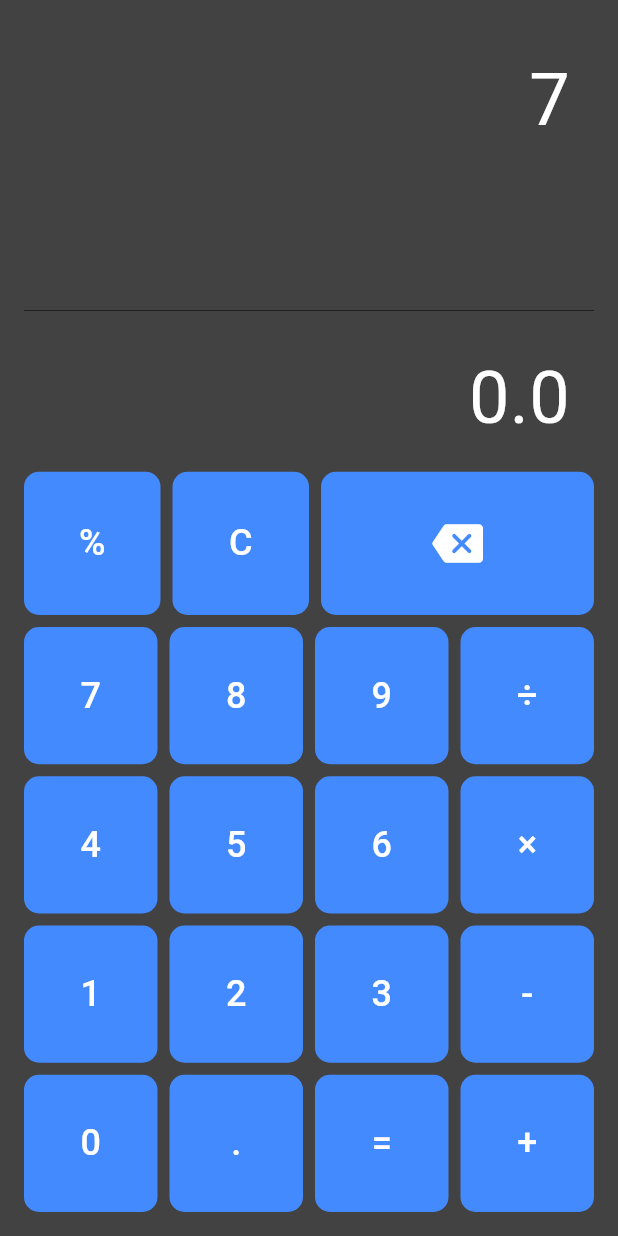
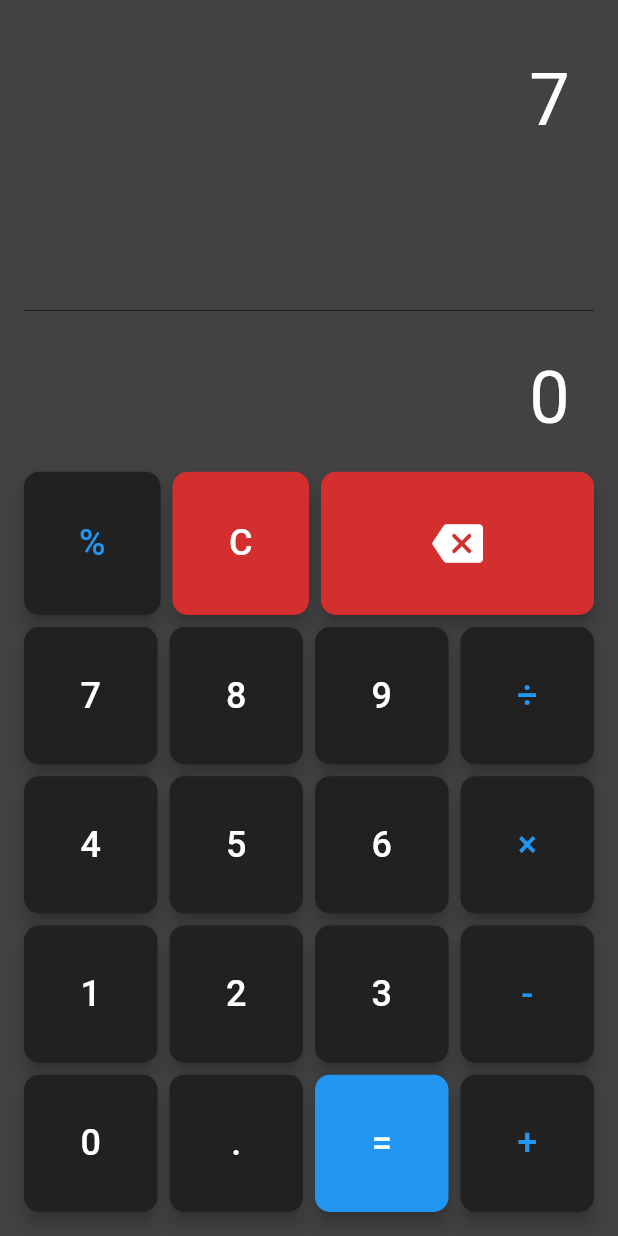
Before and after one commit to tony2928/calculator_flutter, a Flutter app: the screen it shows after launch, after a tap on an icon or button, on a phone screen of 412 x 824 dp. Run offline on Flutter 3.47's test engine with Material 3 defaults, Android fonts, the phone set to English and light mode, and no system bars.

Commit message:
Upgrades in functionality, styles and code refactor

```diff
--- a/lib/calculator.dart
+++ b/lib/calculator.dart
@@ -1,6 +1,5 @@
 import 'package:calculator/styles.dart';
 import 'package:flutter/material.dart';
-import 'dart:math';
 
 class Calculator extends StatefulWidget {
   const Calculator({super.key});
@@ -15,9 +14,102 @@ class _CalculatorState extends State<Calculator> {
   List<String> toCalculate = [];
 
   void addValue(String value) {
-    setState(() {
+    // check if last value is ".", "%" or the las number is a decimal (includes ".")
+    if (toCalculate.length >= 24) {
+      ScaffoldMessenger.of(context).showSnackBar(
+        SnackBar(
+          content: const Text(
+            'Maximo de caracteres alcanzado',
+            style: TextStyle(
+              fontSize: 16,
+              color: Colors.white,
+            ),
+          ),
+          duration: const Duration(milliseconds: 1500),
+          behavior: SnackBarBehavior.floating,
+          backgroundColor: Colors.red,
+          action: SnackBarAction(
+            label: 'OK',
+            backgroundColor: Colors.red[700],
+            onPressed: () {
+              ScaffoldMessenger.of(context).hideCurrentSnackBar();
+            },
+          ),
+        ),
+      );
+      return;
+    }
+    List<String> notAllowed = ['.', '%', '+', '-', '×', '÷'];
+    if (toCalculate.isNotEmpty) {
+      for (int i = toCalculate.length - 1; i >= 0; i--) {
+        if (toCalculate[i] == '.') {
+          if (value == '.') {
+            return;
+          }
+          break;
+        }
+        if (toCalculate[i] == '%') {
+          if (value == '%') {
+            return;
+          }
+          break;
+        }
+        // if (i >= toCalculate.length - 1) {
+        //   if (toCalculate[i] == '+' ||
+        //       toCalculate[i] == '-' ||
+        //       toCalculate[i] == '×' ||
+        //       toCalculate[i] == '÷') {
+        //     if (notAllowed.contains(value)) {
+        //       return;
+        //     }
+        //     break;
+        //   }
+        // }
+        // v2
+
+        if (i >= toCalculate.length - 1) {
+          if (notAllowed.contains(toCalculate[i])) {
+            if (notAllowed.contains(value)) {
+              return;
+            }
+            break;
+          }
+        }
+        // if (toCalculate[i] == '+' ||
+        //     toCalculate[i] == '-' ||
+        //     toCalculate[i] == '×' ||
+        //     toCalculate[i] == '÷') {
+        //   if (value == '.') {
+        //     return;
+        //   }
+        //   if (value == '%') {
+        //     return;
+        //   }
+        //   break;
+        // }
+
+        // if (toCalculate[i] == '+' ||
+        //     toCalculate[i] == '-' ||
+        //     toCalculate[i] == '×' ||
+        //     toCalculate[i] == '÷') {
+        //   break;
+        // }
+        if (i == 0) {
+          if (toCalculate[i] == '0' && value == '0') {
+            return;
+          }
+          if (toCalculate[i] == '0' && value != '.') {
+            toCalculate.removeAt(i);
+          }
+        }
+      }
+    } else {
+      if (notAllowed.contains(value)) {
+        return;
+      }
+    }
     toCalculate.add(value);
-    });
+    setState(() {});
   }
 
   void eraseLastValue() {
@@ -89,17 +181,36 @@ class _CalculatorState extends State<Calculator> {
         //   rightValue = rightValue / 100;
         //   expression = leftValue.toString() + expression.substring(i + 1);
         // }
+        bool expressionCheck() {
+          if (i >= expression.length) {
+            return true;
+          }
+          return false;
+        }
+
+        if (expressionCheck() == true) {
+          break;
+        }
         if (expression[i] == '+') {
           displayValue = leftValue + rightValue;
           expression = displayValue.toString() + expression.substring(i + 1);
+        }
+        if (expressionCheck() == true) {
+          break;
         }
         if (expression[i] == '-') {
           displayValue = leftValue - rightValue;
           expression = displayValue.toString() + expression.substring(i + 1);
         }
+        if (expressionCheck() == true) {
+          break;
+        }
         if (expression[i] == '*') {
           displayValue = leftValue * rightValue;
           expression = displayValue.toString() + expression.substring(i + 1);
+        }
+        if (expressionCheck() == true) {
+          break;
         }
         if (expression[i] == '/') {
           displayValue = leftValue / rightValue;
@@ -111,9 +222,38 @@ class _CalculatorState extends State<Calculator> {
     setState(() {});
   }
 
+  String displayText() {
+    if (displayValue.isNaN) {
+      return 'Error';
+    }
+    if (displayValue.toString().endsWith('.0')) {
+      return displayValue.toStringAsFixed(0);
+    }
+    for (int i = 0; i < displayValue.toString().length; i++) {
+      String decimals = '';
+      int lastNonZero = 0;
+      if (displayValue.toString()[i] == '.') {
+        decimals = displayValue.toString().substring(i + 1);
+        for (int j = decimals.length - 1; j >= 0; j--) {
+          if (decimals[j] != '0') {
+            lastNonZero = j;
+            break;
+          }
+        }
+        if (lastNonZero == 0) {
+          return displayValue.toStringAsFixed(0);
+        } else {
+          return displayValue.toStringAsFixed(lastNonZero + 1);
+        }
+      }
+    }
+    return displayValue.toString();
+  }
+
   @override
   Widget build(BuildContext context) {
-    return Scaffold(
+    return SafeArea(
+      child: Scaffold(
         body: Column(
           mainAxisAlignment: MainAxisAlignment.center,
           children: [
@@ -163,7 +303,7 @@ class _CalculatorState extends State<Calculator> {
                   ),
                 ),
                 child: Text(
-                displayValue.toString(),
+                  displayText(),
                   textAlign: TextAlign.right,
                   style: const TextStyle(
                     fontSize: 48,
@@ -187,16 +327,7 @@ class _CalculatorState extends State<Calculator> {
                   crossAxisAlignment: CrossAxisAlignment.stretch,
                   children: [
                     Expanded(
-                    child: ElevatedButton(
-                      onPressed: () {
-                        addValue('%');
-                      },
-                      style: MyStyles.buttonStyle(context),
-                      child: Text(
-                        '%',
-                        style: MyStyles.buttonTextStyle,
-                      ),
-                    ),
+                      child: buildOperatorButton('%'),
                     ),
                     const SizedBox(width: 8),
                     // Expanded(
@@ -210,35 +341,12 @@ class _CalculatorState extends State<Calculator> {
                     // ),
                     // const SizedBox(width: 8),
                     Expanded(
-                    child: ElevatedButton(
-                      onPressed: () {
-                        clearAll();
-                      },
-                      style: MyStyles.buttonStyle(context),
-                      child: Text(
-                        'C',
-                        style: MyStyles.buttonTextStyle,
-                      ),
-                    ),
+                      child: buildClearButton(),
                     ),
                     const SizedBox(width: 8),
                     Expanded(
                       flex: 2,
-                    child: ElevatedButton(
-                      onPressed: () {
-                        eraseLastValue();
-                      },
-                      style: MyStyles.buttonStyle(context),
-                      // child: Text(
-                      //   '⌫',
-                      //   style: MyStyles.buttonTextStyle,
-                      // ),
-                      child: const Icon(
-                        Icons.backspace_rounded,
-                        color: Colors.white,
-                        size: 34,
-                      ),
-                    ),
+                      child: buildBackspaceButton(),
                     ),
                   ],
                 ),
@@ -259,55 +367,19 @@ class _CalculatorState extends State<Calculator> {
                   crossAxisAlignment: CrossAxisAlignment.stretch,
                   children: [
                     Expanded(
-                    child: ElevatedButton(
-                      onPressed: () {
-                        addValue('7');
-                      },
-                      style: MyStyles.buttonStyle(context),
-                      child: Text(
-                        '7',
-                        style: MyStyles.buttonTextStyle,
-                      ),
-                    ),
+                      child: buildButton('7'),
                     ),
                     const SizedBox(width: 8),
                     Expanded(
-                    child: ElevatedButton(
-                      onPressed: () {
-                        addValue('8');
-                      },
-                      style: MyStyles.buttonStyle(context),
-                      child: Text(
-                        '8',
-                        style: MyStyles.buttonTextStyle,
-                      ),
-                    ),
+                      child: buildButton('8'),
                     ),
                     const SizedBox(width: 8),
                     Expanded(
-                    child: ElevatedButton(
-                      onPressed: () {
-                        addValue('9');
-                      },
-                      style: MyStyles.buttonStyle(context),
-                      child: Text(
-                        '9',
-                        style: MyStyles.buttonTextStyle,
-                      ),
-                    ),
+                      child: buildButton('9'),
                     ),
                     const SizedBox(width: 8),
                     Expanded(
-                    child: ElevatedButton(
-                      onPressed: () {
-                        addValue('÷');
-                      },
-                      style: MyStyles.buttonStyle(context),
-                      child: Text(
-                        '÷',
-                        style: MyStyles.buttonTextStyle,
-                      ),
-                    ),
+                      child: buildOperatorButton('÷'),
                     ),
                   ],
                 ),
@@ -328,55 +400,19 @@ class _CalculatorState extends State<Calculator> {
                   crossAxisAlignment: CrossAxisAlignment.stretch,
                   children: [
                     Expanded(
-                    child: ElevatedButton(
-                      onPressed: () {
-                        addValue('4');
-                      },
-                      style: MyStyles.buttonStyle(context),
-                      child: Text(
-                        '4',
-                        style: MyStyles.buttonTextStyle,
-                      ),
-                    ),
+                      child: buildButton('4'),
                     ),
                     const SizedBox(width: 8),
                     Expanded(
-                    child: ElevatedButton(
-                      onPressed: () {
-                        addValue('5');
-                      },
-                      style: MyStyles.buttonStyle(context),
-                      child: Text(
-                        '5',
-                        style: MyStyles.buttonTextStyle,
-                      ),
-                    ),
+                      child: buildButton('5'),
                     ),
                     const SizedBox(width: 8),
                     Expanded(
-                    child: ElevatedButton(
-                      onPressed: () {
-                        addValue('6');
-                      },
-                      style: MyStyles.buttonStyle(context),
-                      child: Text(
-                        '6',
-                        style: MyStyles.buttonTextStyle,
-                      ),
-                    ),
+                      child: buildButton('6'),
                     ),
                     const SizedBox(width: 8),
                     Expanded(
-                    child: ElevatedButton(
-                      onPressed: () {
-                        addValue('×');
-                      },
-                      style: MyStyles.buttonStyle(context),
-                      child: Text(
-                        '×',
-                        style: MyStyles.buttonTextStyle,
-                      ),
-                    ),
+                      child: buildOperatorButton('×'),
                     ),
                   ],
                 ),
@@ -397,55 +433,19 @@ class _CalculatorState extends State<Calculator> {
                   crossAxisAlignment: CrossAxisAlignment.stretch,
                   children: [
                     Expanded(
-                    child: ElevatedButton(
-                      onPressed: () {
-                        addValue('1');
-                      },
-                      style: MyStyles.buttonStyle(context),
-                      child: Text(
-                        '1',
-                        style: MyStyles.buttonTextStyle,
-                      ),
-                    ),
+                      child: buildButton('1'),
                     ),
                     const SizedBox(width: 8),
                     Expanded(
-                    child: ElevatedButton(
-                      onPressed: () {
-                        addValue('2');
-                      },
-                      style: MyStyles.buttonStyle(context),
-                      child: Text(
-                        '2',
-                        style: MyStyles.buttonTextStyle,
-                      ),
-                    ),
+                      child: buildButton('2'),
                     ),
                     const SizedBox(width: 8),
                     Expanded(
-                    child: ElevatedButton(
-                      onPressed: () {
-                        addValue('3');
-                      },
-                      style: MyStyles.buttonStyle(context),
-                      child: Text(
-                        '3',
-                        style: MyStyles.buttonTextStyle,
-                      ),
-                    ),
+                      child: buildButton('3'),
                     ),
                     const SizedBox(width: 8),
                     Expanded(
-                    child: ElevatedButton(
-                      onPressed: () {
-                        addValue('-');
-                      },
-                      style: MyStyles.buttonStyle(context),
-                      child: Text(
-                        '-',
-                        style: MyStyles.buttonTextStyle,
-                      ),
-                    ),
+                      child: buildOperatorButton('-'),
                     ),
                   ],
                 ),
@@ -466,55 +466,19 @@ class _CalculatorState extends State<Calculator> {
                   crossAxisAlignment: CrossAxisAlignment.stretch,
                   children: [
                     Expanded(
-                    child: ElevatedButton(
-                      onPressed: () {
-                        addValue('0');
-                      },
-                      style: MyStyles.buttonStyle(context),
-                      child: Text(
-                        '0',
-                        style: MyStyles.buttonTextStyle,
-                      ),
-                    ),
+                      child: buildButton('0'),
                     ),
                     const SizedBox(width: 8),
                     Expanded(
-                    child: ElevatedButton(
-                      onPressed: () {
-                        addValue('.');
-                      },
-                      style: MyStyles.buttonStyle(context),
-                      child: Text(
-                        '.',
-                        style: MyStyles.buttonTextStyle,
-                      ),
-                    ),
+                      child: buildButton('.'),
                     ),
                     const SizedBox(width: 8),
                     Expanded(
-                    child: ElevatedButton(
-                      onPressed: () {
-                        calculate();
-                      },
-                      style: MyStyles.buttonStyle(context),
-                      child: Text(
-                        '=',
-                        style: MyStyles.buttonTextStyle,
-                      ),
-                    ),
+                      child: buildResultButton(),
                     ),
                     const SizedBox(width: 8),
                     Expanded(
-                    child: ElevatedButton(
-                      onPressed: () {
-                        addValue('+');
-                      },
-                      style: MyStyles.buttonStyle(context),
-                      child: Text(
-                        '+',
-                        style: MyStyles.buttonTextStyle,
-                      ),
-                    ),
+                      child: buildOperatorButton('+'),
                     ),
                   ],
                 ),
@@ -523,6 +487,69 @@ class _CalculatorState extends State<Calculator> {
             const SizedBox(height: 12),
           ],
         ),
+      ),
+    );
+  }
+
+  Widget buildButton(String value) {
+    return ElevatedButton(
+      onPressed: () {
+        addValue(value);
+      },
+      style: MyStyles.buttonStyle(context),
+      child: Text(
+        value,
+        style: MyStyles.buttonTextStyle,
+      ),
+    );
+  }
+
+  Widget buildOperatorButton(String value) {
+    return ElevatedButton(
+      onPressed: () {
+        addValue(value);
+      },
+      style: MyStyles.operatorButtonStyle(context),
+      child: Text(
+        value,
+        style: MyStyles.operatorTextStyle(context),
+      ),
+    );
+  }
+
+  Widget buildClearButton() {
+    return ElevatedButton(
+      onPressed: () {
+        clearAll();
+      },
+      style: MyStyles.clearButtonStyle(context),
+      child: Text(
+        'C',
+        style: MyStyles.clearButtonTextStyle,
+      ),
+    );
+  }
+
+  Widget buildBackspaceButton() {
+    return ElevatedButton(
+      onPressed: () {
+        eraseLastValue();
+      },
+      style: MyStyles.backspaceButtonStyle(context),
+      child: MyStyles.backspaceIcon,
+    );
+  }
+
+  Widget buildResultButton() {
+    return ElevatedButton(
+      onPressed: () {
+        calculate();
+      },
+      style: MyStyles.resultButtonStyle(context),
+      child: Text(
+        '=',
+        style: MyStyles.buttonTextStyle,
+      ),
     );
   }
 }
--- a/lib/styles.dart
+++ b/lib/styles.dart
@@ -2,23 +2,53 @@ import 'package:flutter/material.dart';
 
 class MyStyles {
   static ButtonStyle buttonStyle(BuildContext context) {
-    // return ButtonStyle(
-    //   backgroundColor: MaterialStateProperty.all<Color>(
-    //       Theme.of(context).colorScheme.secondary),
-    //   elevation: MaterialStateProperty.all<double>(0),
-    //   padding: MaterialStateProperty.all<EdgeInsetsGeometry>(
-    //     const EdgeInsets.all(16),
-    //   ),
-    //   textStyle: MaterialStateProperty.all<TextStyle>(
-    //     const TextStyle(
-    //       fontSize: 24,
-    //       color: Colors.white,
-    //     ),
-    //   ),
-    // );
     return ElevatedButton.styleFrom(
-      backgroundColor: Theme.of(context).colorScheme.secondary,
-      elevation: 0,
+      backgroundColor: Theme.of(context).colorScheme.background,
+      elevation: 5,
+      padding: const EdgeInsets.all(16),
+      shape: const RoundedRectangleBorder(
+        borderRadius: BorderRadius.all(Radius.circular(10)),
+      ),
+    );
+  }
+
+  static ButtonStyle operatorButtonStyle(BuildContext context) {
+    return ElevatedButton.styleFrom(
+      backgroundColor: Theme.of(context).colorScheme.background,
+      elevation: 5,
+      padding: const EdgeInsets.all(16),
+      shape: const RoundedRectangleBorder(
+        borderRadius: BorderRadius.all(Radius.circular(10)),
+      ),
+    );
+  }
+
+  static ButtonStyle clearButtonStyle(BuildContext context) {
+    return ElevatedButton.styleFrom(
+      backgroundColor: Theme.of(context).colorScheme.error,
+      elevation: 5,
+      padding: const EdgeInsets.all(16),
+      shape: const RoundedRectangleBorder(
+        borderRadius: BorderRadius.all(Radius.circular(10)),
+      ),
+    );
+  }
+
+  static ButtonStyle backspaceButtonStyle(BuildContext context) {
+    return ElevatedButton.styleFrom(
+      backgroundColor: Theme.of(context).colorScheme.error,
+      elevation: 5,
+      padding: const EdgeInsets.all(16),
+      shape: const RoundedRectangleBorder(
+        borderRadius: BorderRadius.all(Radius.circular(10)),
+      ),
+    );
+  }
+
+  static ButtonStyle resultButtonStyle(BuildContext context) {
+    return ElevatedButton.styleFrom(
+      backgroundColor: Theme.of(context).colorScheme.primary,
+      elevation: 5,
       padding: const EdgeInsets.all(16),
       shape: const RoundedRectangleBorder(
         borderRadius: BorderRadius.all(Radius.circular(10)),
@@ -31,6 +61,24 @@ class MyStyles {
     color: Colors.white,
   );
 
+  static operatorTextStyle(BuildContext context) {
+    return TextStyle(
+      fontSize: 24,
+      color: Theme.of(context).colorScheme.primary,
+    );
+  }
+
+  static TextStyle clearButtonTextStyle = const TextStyle(
+    fontSize: 24,
+    color: Colors.white,
+  );
+
+  static Icon backspaceIcon = const Icon(
+    Icons.backspace_rounded,
+    color: Colors.white,
+    size: 34,
+  );
+
   static Color? displayBackgroundColor = Colors.grey[800];
   // trying another color
   // static Color displayBackgroundColor = Colors.deepOrange;
```
Lines whose indentation alone changed are shown as unchanged.
